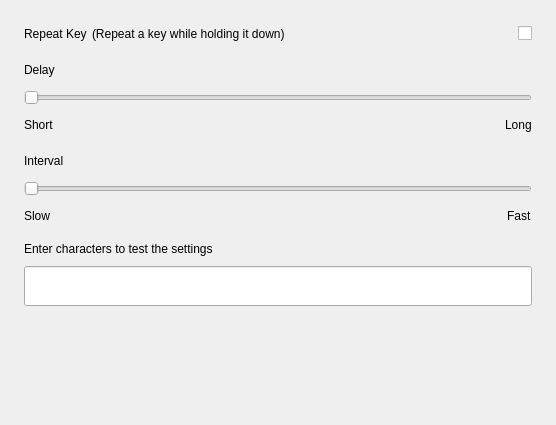
First picture: the form in plugins/keyboard/src/pages/general/general-page.ui, repository openeuler-mirror/kiran-control-panel, before the edit.
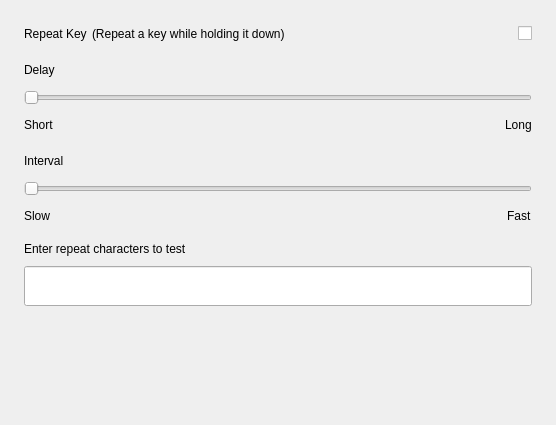
Second picture: the form after the edit. Custom widgets are drawn as their Qt base class.

Commit message:
fix(keyboard):change describtion of enter repeat chars to test
- 修改键盘设置描述:输入重复按键测试

Fixes #7581

Diff of the .ui file:
```diff
--- a/plugins/keyboard/src/pages/general/general-page.ui
+++ b/plugins/keyboard/src/pages/general/general-page.ui
@@ -252,7 +252,7 @@
      <item>
       <widget class="QLabel" name="label_6">
        <property name="text">
-        <string>Enter characters to test the settings</string>
+        <string>Enter repeat characters to test</string>
        </property>
       </widget>
      </item>
```
The commit also changes 2 other files.
